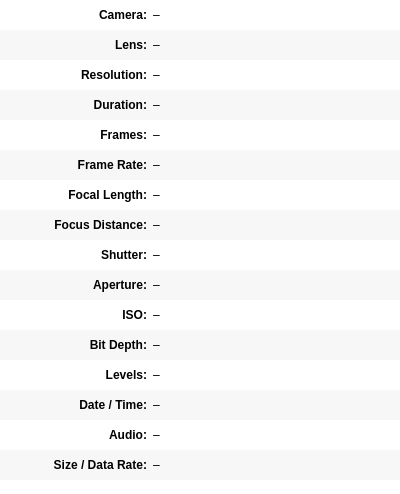
The window that platform/qt/InfoDialog.ui (ilia3101/MLV-App) describes before a commit, drawn with Qt 5.
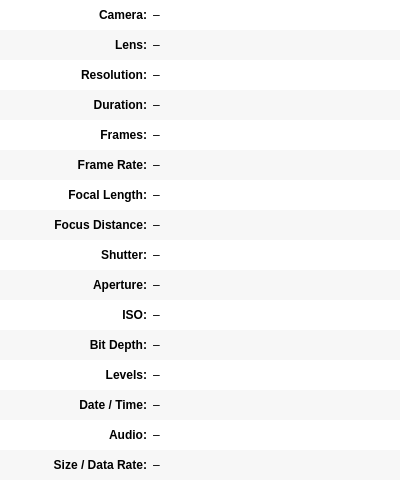
The same window after the commit.

Patch:
```diff
--- a/platform/qt/InfoDialog.ui
+++ b/platform/qt/InfoDialog.ui
@@ -49,6 +49,9 @@
      <property name="frameShape">
       <enum>QFrame::NoFrame</enum>
      </property>
+     <property name="horizontalScrollBarPolicy">
+      <enum>Qt::ScrollBarAlwaysOff</enum>
+     </property>
      <property name="sizeAdjustPolicy">
       <enum>QAbstractScrollArea::AdjustToContents</enum>
      </property>
```
